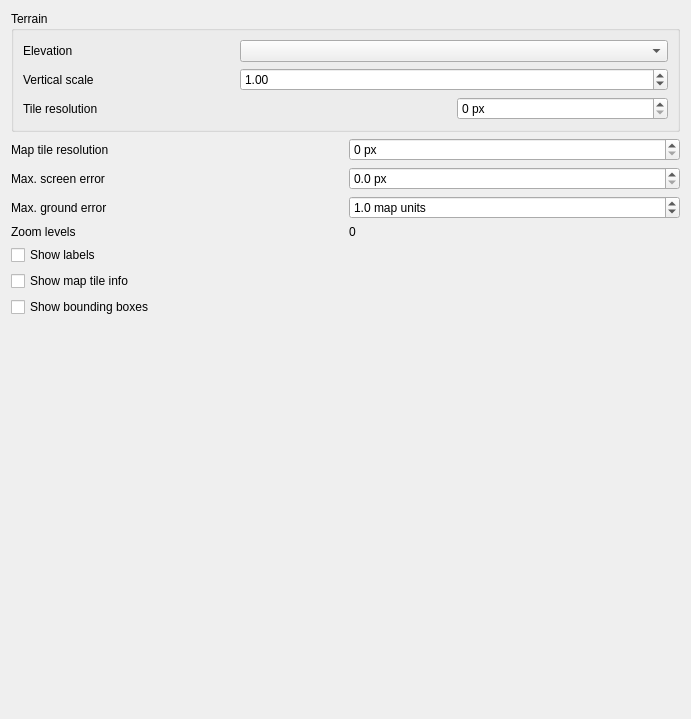
qgis/QGIS, file src/ui/3d/map3dconfigwidget.ui: the form before one commit.
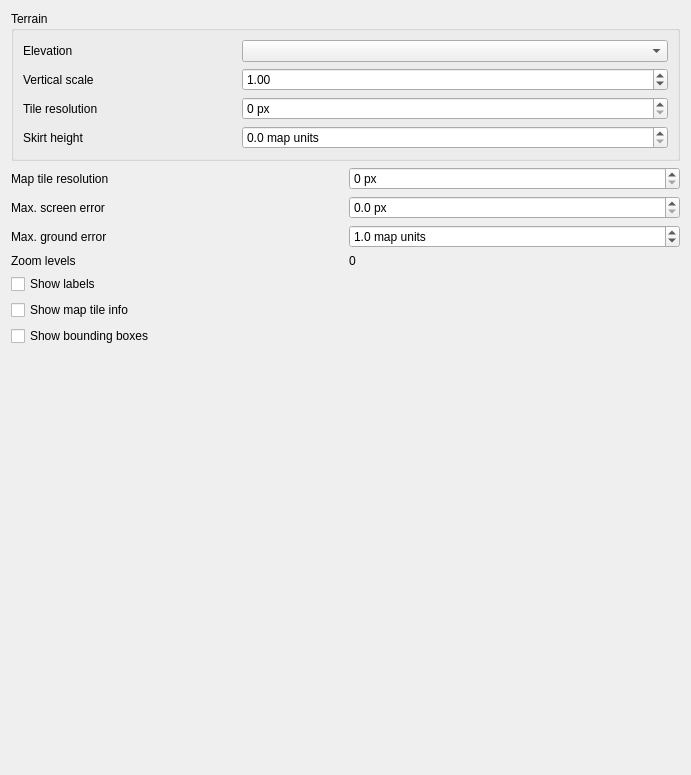
The form after the commit. Custom widgets are drawn as their Qt base class.

Commit message:
Add skirts to hide cracks between adjacent terrain tiles
This adds user configurable skirt height to DEM terrain generator.
Skirts are vertical walls at the edges of each terrain tile that make
cracks (discontinuities) much less apparent.

If there are visible cracks in terrain in the 3D view, try increasing skirt height.
The ideal skirt height depends on the scale of the map and range of altitudes.

What changed in the file:
```diff
--- a/src/ui/3d/map3dconfigwidget.ui
+++ b/src/ui/3d/map3dconfigwidget.ui
@@ -7,7 +7,7 @@
     <x>0</x>
     <y>0</y>
     <width>691</width>
-    <height>719</height>
+    <height>775</height>
    </rect>
   </property>
   <property name="windowTitle">
@@ -20,6 +20,13 @@
       <string>Terrain</string>
      </property>
      <layout class="QGridLayout" name="gridLayout">
+      <item row="2" column="0">
+       <widget class="QLabel" name="label_3">
+        <property name="text">
+         <string>Tile resolution</string>
+        </property>
+       </widget>
+      </item>
       <item row="0" column="0">
        <widget class="QLabel" name="label">
         <property name="text">
@@ -44,15 +51,8 @@
         </property>
        </widget>
       </item>
-      <item row="2" column="0" colspan="2">
-       <widget class="QLabel" name="label_3">
-        <property name="text">
-         <string>Tile resolution</string>
-        </property>
-       </widget>
-      </item>
-      <item row="2" column="2">
-       <widget class="QSpinBox" name="spinTerrainResolution">
+      <item row="2" column="1" colspan="2">
+       <widget class="QgsSpinBox" name="spinTerrainResolution">
         <property name="suffix">
          <string> px</string>
         </property>
@@ -61,6 +61,29 @@
         </property>
        </widget>
       </item>
+      <item row="3" column="0">
+       <widget class="QLabel" name="label_8">
+        <property name="text">
+         <string>Skirt height</string>
+        </property>
+       </widget>
+      </item>
+      <item row="3" column="1" colspan="2">
+       <widget class="QgsDoubleSpinBox" name="spinTerrainSkirtHeight">
+        <property name="suffix">
+         <string> map units</string>
+        </property>
+        <property name="decimals">
+         <number>1</number>
+        </property>
+        <property name="maximum">
+         <double>10000.000000000000000</double>
+        </property>
+        <property name="singleStep">
+         <double>10.000000000000000</double>
+        </property>
+       </widget>
+      </item>
      </layout>
     </widget>
    </item>
@@ -189,6 +212,11 @@
    <extends>QComboBox</extends>
    <header>qgsmaplayercombobox.h</header>
   </customwidget>
+  <customwidget>
+   <class>QgsSpinBox</class>
+   <extends>QSpinBox</extends>
+   <header>qgsspinbox.h</header>
+  </customwidget>
  </customwidgets>
  <tabstops>
   <tabstop>cboTerrainLayer</tabstop>
```
Left out of the diff: 4 changed lines with no effect on the pictures. The commit also changes 7 other files.
